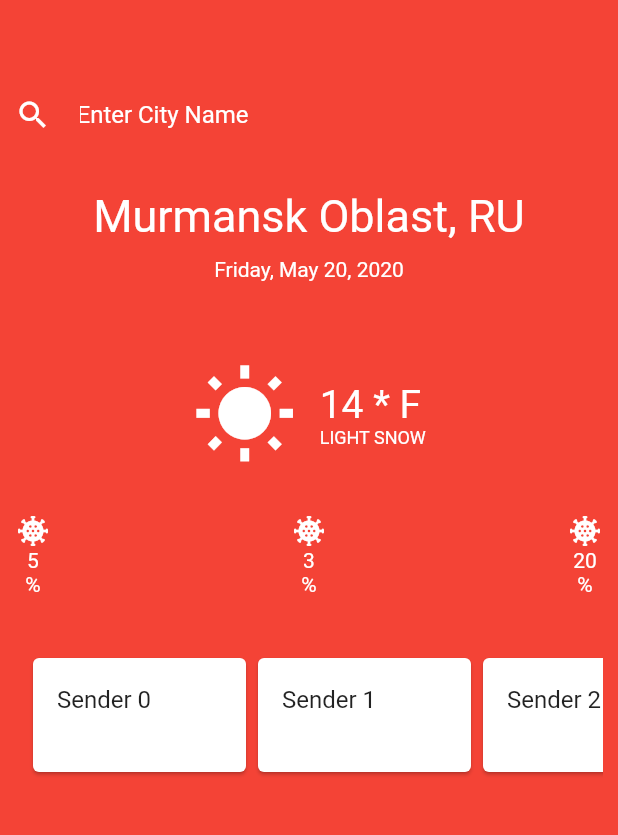
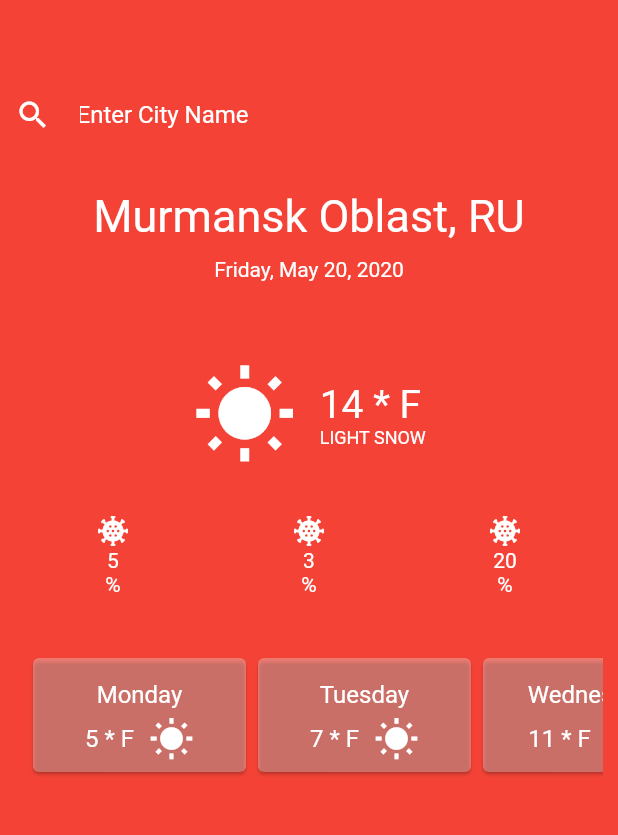
Before and after one commit to YanaLugina/weather-homework, a Flutter app: the screen it shows after launch, on a phone screen of 412 x 824 dp, the part 59-894 px from its top. Run offline on Flutter 3.47's test engine with Material 2 defaults, Android fonts, the phone set to English and light mode, and no system bars.

Commit message:
widgetSunAndListView: created ListView and Cards with weekDays

```diff
--- a/lib/main.dart
+++ b/lib/main.dart
@@ -152,7 +152,7 @@ Padding _temperature() {
 
 Container _snowballs () {
   return Container(
-    width: 100.0,
+    width: 50.0,
     child: Column(
       children: <Widget>[
         SizedBox(
@@ -160,7 +160,7 @@ Container _snowballs () {
         ),
         Row(
           crossAxisAlignment: CrossAxisAlignment.center,
-          mainAxisAlignment: MainAxisAlignment.spaceBetween,
+          mainAxisAlignment: MainAxisAlignment.spaceAround,
           children: <Widget> [
             Snowballs(5),
             Snowballs(3),
@@ -205,31 +205,72 @@ class Snowballs extends StatelessWidget {
   }
 }
 
+Widget _temperWidget (temp, day) {
+  return Column(
+    mainAxisAlignment: MainAxisAlignment.center,
+    crossAxisAlignment: CrossAxisAlignment.center,
+    children: <Widget>[
+      Text(
+        '$day',
+        style: TextStyle(color: Colors.white),
+      ),
+      SizedBox(
+        height: 5.0,
+      ),
+      Row(
+        mainAxisAlignment: MainAxisAlignment.center,
+        children: <Widget> [
+          Text(
+            '$temp * F',
+            style: TextStyle(color: Colors.white, ),
+          ),
+          SizedBox(
+            width: 10.0,
+          ),
+          Icon(
+            Icons.wb_sunny,
+            color: Colors.white,
+            size: 30.0,
+          ),
+        ],
+      )
+    ],
+  );
+}
 
 Widget _myWeatherForWeek() {
-  final List<String> entries = <String>['A', 'B', 'C'];
-  // final List<int> colorCodes = <int>[600, 500, 100];
-  // final List<String> items = List<String>.generate(10, (i) => 'item $i');
-  final List<Widget> items = List<Widget>.generate(
-      10, (i) => Text('Sender $i')
-  );
+  final List <List> dayWeek = <List>[
+    [ 'Monday', '5'],
+    [ 'Tuesday', '7'],
+    [ 'Wednesday', '11'],
+    [ 'Thursday', '2'],
+    [ 'Friday', '10'],
+    [ 'Saturday', '4'],
+    [ 'Sunday', '4']
+  ];
+
+  final List<Widget> tempers = List<Widget>.generate(
+    dayWeek.length, (i) => _temperWidget(dayWeek[i][1], dayWeek[i][0]),
+    );
 
   return ListView.builder(
       padding: const EdgeInsets.all(8),
       scrollDirection: Axis.horizontal,
       itemExtent: 150,
-      itemCount: items.length,
+      itemCount: tempers.length,
       itemBuilder: (context, index) {
-        final item = items[index];
+        final temper = tempers[index];
         return Card(
-          child: ListTile(
-              title: item
+          color: Colors.white30,
+          child: Center(
+            child: ListTile(
+              title: temper,
+            ),
           ),
         );
       },
   );
 }
-
 
 class MyWeatherForWeek extends StatelessWidget {
   @override
```
